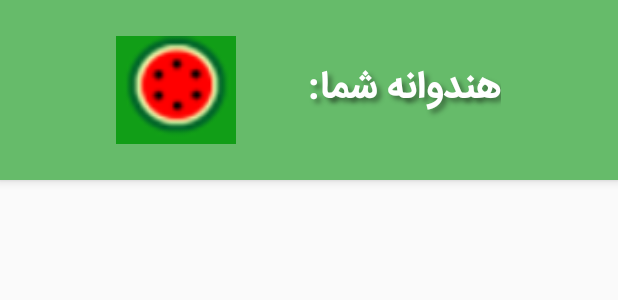
After one commit to xei/khandevaneh, an Android app: the layout activity_store.xml on its own in the app's theme, with its tools: preview values and no code run, on a phone screen of 412 x 824 dp. The commit adds this screen. Shown: the top 300 px of the screen. Run offline under Robolectric (Android 15) with nearby library versions, the phone set to English and light mode, and no system bars.

Commit message:
implement StoreActivity

```diff
--- a/app/src/main/AndroidManifest.xml
+++ b/app/src/main/AndroidManifest.xml
@@ -23,8 +23,10 @@
         <activity android:name=".home.HomeActivity" />
         <activity android:name=".app.UpdateActivity" />
         <activity android:name=".account.ProfileActivity" />
+        <activity android:name=".account.LoginActivity" />
         <activity android:name=".leaderboard.LeaderBoardActivity" />
-        <activity android:name=".account.LoginActivity"></activity>
+        <activity android:name=".store.StoreActivity" />
+
     </application>
 
 </manifest>
--- a/app/src/main/java/ir/tvnasim/khandevaneh/leaderboard/LeaderBoardActivity.java
+++ b/app/src/main/java/ir/tvnasim/khandevaneh/leaderboard/LeaderBoardActivity.java
@@ -25,8 +25,10 @@ public class LeaderBoardActivity extends BaseActivity {
     private SimpleDraweeView mUserAvatarSimpleDraweeView;
     private TextView mUserExperienceTextView;
     private RecyclerView mLeaderBoardRecyclerView;
+    private LeaderBoardAdapter mLeaderBoardAdapter;
 
     private ArrayList<LeaderViewModel> mLeaders = new ArrayList<>();
+
 
     public static void start(Context starter) {
         Intent intent = new Intent(starter, LeaderBoardActivity.class);
@@ -52,7 +54,8 @@ public class LeaderBoardActivity extends BaseActivity {
     private void initRecyclerView() {
         mLeaderBoardRecyclerView.setHasFixedSize(true);
         mLeaderBoardRecyclerView.setLayoutManager(new LinearLayoutManager(this));
-        mLeaderBoardRecyclerView.setAdapter(new LeaderBoardAdapter(mLeaders));
+        mLeaderBoardAdapter = new LeaderBoardAdapter(mLeaders);
+        mLeaderBoardRecyclerView.setAdapter(mLeaderBoardAdapter);
     }
 
     @Override
@@ -92,5 +95,6 @@ public class LeaderBoardActivity extends BaseActivity {
     private void bindData(ArrayList<LeaderViewModel> leaders) {
         mLeaders.clear();
         mLeaders.addAll(leaders);
+        mLeaderBoardAdapter.notifyDataSetChanged();
     }
 }
--- a/app/src/main/java/ir/tvnasim/khandevaneh/leaderboard/LeaderBoardAdapter.java
+++ b/app/src/main/java/ir/tvnasim/khandevaneh/leaderboard/LeaderBoardAdapter.java
@@ -60,14 +60,14 @@ public class LeaderBoardAdapter extends RecyclerView.Adapter<LeaderBoardAdapter.
         }
     }
 
-    public class LeaderBoardViewHolder extends RecyclerView.ViewHolder {
+    class LeaderBoardViewHolder extends RecyclerView.ViewHolder {
 
         private LinearLayout rowView;
         private TextView userName;
         private SimpleDraweeView userAvatar;
         private TextView experienceLevel;
 
-        public LeaderBoardViewHolder(View itemView) {
+        LeaderBoardViewHolder(View itemView) {
             super(itemView);
 
             rowView = (LinearLayout) itemView;
--- a/app/src/main/res/layout/activity_base.xml
+++ b/app/src/main/res/layout/activity_base.xml
@@ -19,7 +19,8 @@
         android:layout_width="match_parent"
         android:layout_height="@dimen/height_toolbar"
         android:layout_below="@+id/activityBase_view_statusbar"
-        android:background="@color/colorToolbar" >
+        android:background="@color/colorToolbar"
+        android:elevation="@dimen/elevation_toolbar" >
 
         <ImageButton
             android:id="@+id/activityBase_imageButton_profile"
--- /dev/null
+++ b/app/src/main/res/layout/activity_store.xml
@@ -0,0 +1,74 @@
+<?xml version="1.0" encoding="utf-8"?>
+
+<RelativeLayout
+    xmlns:android="http://schemas.android.com/apk/res/android"
+    xmlns:app="http://schemas.android.com/apk/res-auto"
+    xmlns:tools="http://schemas.android.com/tools"
+    android:layout_width="match_parent"
+    android:layout_height="match_parent"
+    tools:context="ir.tvnasim.khandevaneh.store.StoreActivity" >
+
+    <RelativeLayout
+        android:id="@+id/activityStore_relativeLayout_header"
+        android:layout_width="match_parent"
+        android:layout_height="@dimen/height_userMelonSection"
+        android:layout_alignParentTop="true"
+        android:background="@color/background_userMelonSection"
+        android:elevation="@dimen/elevation_userMelonSection" >
+
+        <LinearLayout
+            android:layout_width="wrap_content"
+            android:layout_height="wrap_content"
+            android:orientation="horizontal"
+            android:layout_centerInParent="true"
+            android:gravity="center_vertical" >
+
+            <ImageView
+                android:layout_width="@dimen/dimen_melon_image"
+                android:layout_height="@dimen/dimen_melon_image"
+                android:src="@drawable/ic_toolbar_melon" />
+
+            <ir.tvnasim.khandevaneh.view.XeiTextView
+                android:id="@+id/activityStore_textView_melon"
+                android:layout_width="wrap_content"
+                android:layout_height="@dimen/dimen_melon_image"
+                android:layout_marginLeft="@dimen/marginLeft_userMelonSection_melon"
+                android:gravity="center"
+                android:textSize="@dimen/textSize_userMelonsSection_melon"
+                android:textStyle="bold"
+                android:textColor="@color/textColor_toolbar_score"
+                android:shadowColor="@color/shadow_userMelonSection_text"
+                android:shadowDx="4"
+                android:shadowDy="4"
+                android:shadowRadius="4"
+                app:locale="fa_IR"
+                app:style="bold" />
+
+            <ir.tvnasim.khandevaneh.view.XeiTextView
+                android:id="@+id/activityStore_textView_melonLabel"
+                android:layout_width="wrap_content"
+                android:layout_height="@dimen/dimen_melon_image"
+                android:layout_marginLeft="@dimen/marginLeft_userMelonSection_melonLabel"
+                android:gravity="center"
+                android:text="@string/label_user_melon"
+                android:textSize="@dimen/textSize_userMelonsSection_melonLabel"
+                android:textStyle="bold"
+                android:textColor="@color/textColor_toolbar_score"
+                android:shadowColor="@color/shadow_userMelonSection_text"
+                android:shadowDx="4"
+                android:shadowDy="4"
+                android:shadowRadius="4"
+                app:locale="fa_IR"
+                app:style="bold" />
+
+        </LinearLayout>
+
+    </RelativeLayout>
+
+    <android.support.v7.widget.RecyclerView
+        android:id="@+id/activityStore_recyclerView_items"
+        android:layout_width="wrap_content"
+        android:layout_height="match_parent"
+        android:layout_below="@+id/activityStore_relativeLayout_header" />
+
+</RelativeLayout>
--- a/app/src/main/res/values/colors.xml
+++ b/app/src/main/res/values/colors.xml
@@ -1,8 +1,11 @@
 <?xml version="1.0" encoding="utf-8"?>
 <resources>
 
+    <color name="materialGreen300">#81c784</color>
+    <color name="materialGreen400">#66bb6a</color>
     <color name="materialGreen500">#4caf50</color>
     <color name="materialGreen800">#2e7d32</color>
+    <color name="materialGreen900">#1b5e20</color>
 
     <color name="khandevanehGreen">#119e17</color>
 
@@ -23,4 +26,8 @@
     <color name="border_avatar">#fff</color>
     <color name="shadow_userRankSection_text">#bc000000</color>
 
+    <!-- StoreActivity -->
+    <color name="background_userMelonSection">@color/materialGreen400</color>
+    <color name="shadow_userMelonSection_text">#64000000</color>
+
 </resources>
--- a/app/src/main/res/values/dimens.xml
+++ b/app/src/main/res/values/dimens.xml
@@ -5,6 +5,7 @@
     <!-- BaseActivity -->
     <dimen name="height_statusbar">24dp</dimen>
     <dimen name="height_toolbar">56dp</dimen>
+    <dimen name="elevation_toolbar">4dp</dimen>
     <dimen name="dimen_toolbar_action">48dp</dimen>
     <dimen name="dimen_toolbar_score">32dp</dimen>
     <dimen name="margin_toolbar_action">4dp</dimen>
@@ -26,5 +27,19 @@
     <dimen name="padding_row_leaderBoard">4dp</dimen>
     <dimen name="dimen_imageView_avatar">40dp</dimen>
     <dimen name="textSize_row_leaderBoard">18sp</dimen>
+    <dimen name="fab_margin">16dp</dimen>
+
+    <!-- StoreActivity -->
+    <dimen name="height_userMelonSection">120dp</dimen>
+    <dimen name="elevation_userMelonSection">4dp</dimen>
+    <dimen name="dimen_melon_image">80dp</dimen>
+    <dimen name="marginLeft_userMelonSection_melon">16dp</dimen>
+    <dimen name="textSize_userMelonsSection_melon">30sp</dimen>
+    <dimen name="marginLeft_userMelonSection_melonLabel">32dp</dimen>
+    <dimen name="textSize_userMelonsSection_melonLabel">25sp</dimen>
+    <dimen name="dimen_row_item">160dp</dimen>
+    <dimen name="margin_row_item">8dp</dimen>
+    <dimen name="height_storeActivity_row_image">112dp</dimen>
+    <dimen name="height_storeActivity_row_title">48dp</dimen>
 
 </resources>
--- a/app/src/main/res/values/strings.xml
+++ b/app/src/main/res/values/strings.xml
@@ -1,3 +1,9 @@
 <resources>
     <string name="app_name">خندوانه</string>
+    <string name="title_activity_store">StoreActivity</string>
+
+    <!-- StoreActivity -->
+    <string name="label_user_melon">هندوانه شما:</string>
+    <string name="melon_count">x %s</string>
+
 </resources>
--- a/app/src/main/res/values/styles.xml
+++ b/app/src/main/res/values/styles.xml
@@ -8,4 +8,8 @@
         <item name="colorAccent">@color/colorAccent</item>
     </style>
 
+    <style name="KhandevanehTheme.AppBarOverlay" parent="ThemeOverlay.AppCompat.Dark.ActionBar" />
+
+    <style name="KhandevanehTheme.PopupOverlay" parent="ThemeOverlay.AppCompat.Light" />
+
 </resources>
```
Also changed, not shown: app/src/main/java/ir/tvnasim/khandevaneh/app/BaseActivity.java (+13 -0 lines), app/src/main/java/ir/tvnasim/khandevaneh/store/ItemModel.java (added, +28 -0 lines), app/src/main/java/ir/tvnasim/khandevaneh/store/StoreActivity.java (added, +86 -0 lines), app/src/main/java/ir/tvnasim/khandevaneh/store/StoreAdapter.java (added, +60 -0 lines), app/src/main/res/drawable/background_store_item.xml (added, +12 -0 lines), app/src/main/res/layout/row_store.xml (added, +34 -0 lines).
